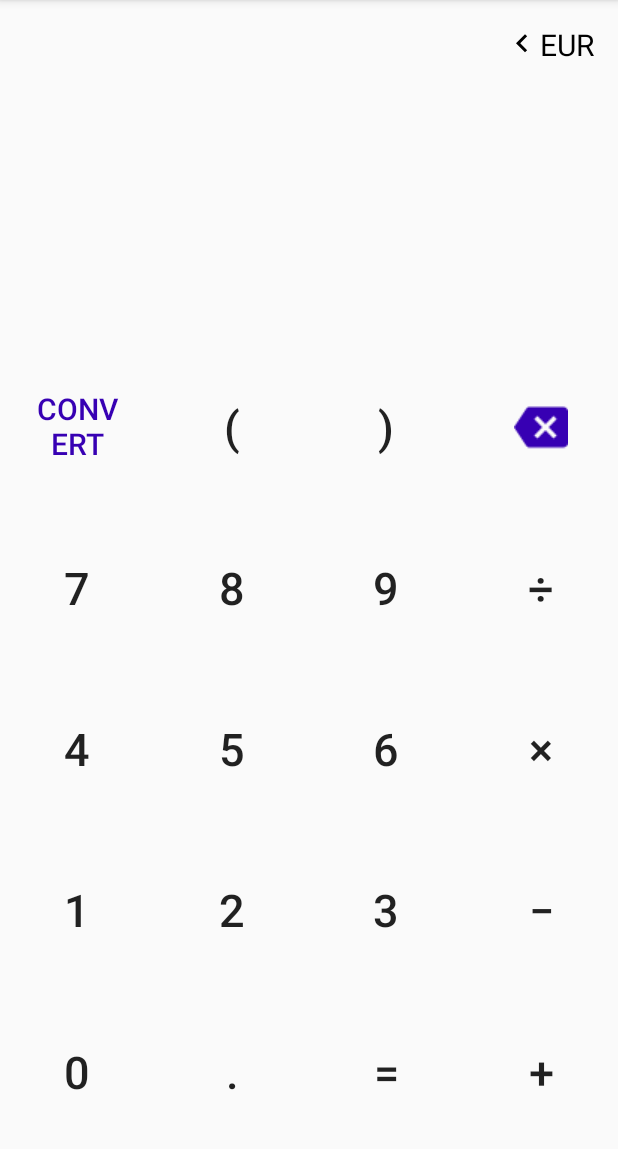
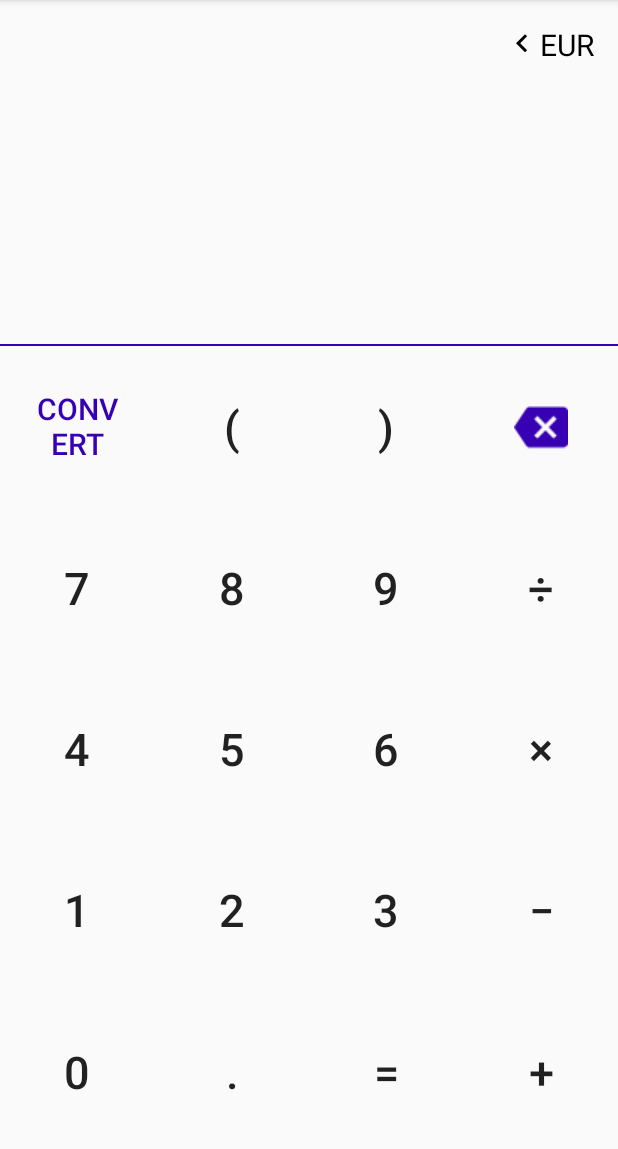
Before and after one commit to christos-christidis/christidis.christos.SimpleCalculator, an Android app: the screen it shows after launch (MainActivity), on a phone screen of 412 x 824 dp, the part 84-1233 px from its top. Run offline under Robolectric (Android 15) with nearby library versions, the phone set to English and light mode, and no system bars; our stand-ins replace data binding.

Commit message:
show loading on slow connection/disable touch while querying

```diff
--- a/app/build.gradle
+++ b/app/build.gradle
@@ -62,4 +62,6 @@ dependencies {
     implementation 'com.squareup.moshi:moshi:1.8.0'
     implementation 'com.squareup.moshi:moshi-kotlin:1.8.0'
     implementation 'androidx.recyclerview:recyclerview:1.1.0'
+
+    implementation 'androidx.cardview:cardview:1.0.0'
 }
--- a/app/src/main/java/com/christidischristos/simplecalculator/data/Repository.kt
+++ b/app/src/main/java/com/christidischristos/simplecalculator/data/Repository.kt
@@ -12,8 +12,6 @@ import java.text.SimpleDateFormat
 import java.util.*
 
 class Repository {
-    private var _timeLastSaved = 0
-
     fun fetchExchangeRates(
         onSuccess: (response: HistoricalRatesResponse) -> Unit,
         onError: (errorCode: Int) -> Unit,
--- a/app/src/main/java/com/christidischristos/simplecalculator/ui/MainActivity.kt
+++ b/app/src/main/java/com/christidischristos/simplecalculator/ui/MainActivity.kt
@@ -3,9 +3,11 @@ package com.christidischristos.simplecalculator.ui
 import android.animation.Animator
 import android.animation.AnimatorListenerAdapter
 import android.os.Bundle
+import android.os.Handler
 import android.view.View
 import android.widget.Toast
 import androidx.appcompat.app.AppCompatActivity
+import androidx.core.view.children
 import androidx.databinding.DataBindingUtil
 import androidx.lifecycle.Observer
 import androidx.lifecycle.ViewModelProvider
@@ -24,6 +26,8 @@ class MainActivity : AppCompatActivity() {
         const val STATE_BASE_CURRENCIES_VISIBLE = "state_base_currencies_visible"
     }
 
+    private val _handler = Handler()
+
     private val _viewModel: SimpleCalcViewModel by lazy { getViewModel() }
 
     override fun onCreate(savedInstanceState: Bundle?) {
@@ -35,7 +39,8 @@ class MainActivity : AppCompatActivity() {
         binding.lifecycleOwner = this
         binding.viewModel = _viewModel
 
-        setUpAllTheStuff()
+        setUpViews()
+        observeViewModel()
     }
 
     private fun getViewModel(): SimpleCalcViewModel {
@@ -43,7 +48,7 @@ class MainActivity : AppCompatActivity() {
         return ViewModelProvider(this, viewModelFactory).get(SimpleCalcViewModel::class.java)
     }
 
-    private fun setUpAllTheStuff() {
+    private fun setUpViews() {
         button_backspace.setOnLongClickListener {
             _viewModel.clearScreenForInput()
             true
@@ -55,11 +60,25 @@ class MainActivity : AppCompatActivity() {
             base_currencies_recycler_view.visibility = View.INVISIBLE
             _viewModel.changeBaseCurrency(it)
         }
+    }
 
+    private fun observeViewModel() {
         _viewModel.toastMessage.observe(this, Observer {
             it?.let {
                 _viewModel.toastMessageSeen()
                 MyToast.showToastCenter(this, it, Toast.LENGTH_LONG)
+            }
+        })
+        _viewModel.fetchingRates.observe(this, Observer {
+            if (it) {
+                disableTouch()
+                _handler.postDelayed({
+                    loading_card_view.visibility = View.VISIBLE
+                }, 2000)
+            } else {
+                _handler.removeCallbacksAndMessages(null)
+                loading_card_view.visibility = View.INVISIBLE
+                enableTouch()
             }
         })
     }
@@ -138,4 +157,16 @@ class MainActivity : AppCompatActivity() {
             })
         }
     }
+
+    private fun disableTouch() {
+        for (child in main_layout.children) {
+            child.setOnTouchListener { _, _ -> true }
+        }
+    }
+
+    private fun enableTouch() {
+        for (child in main_layout.children) {
+            child.setOnTouchListener(null)
+        }
+    }
 }
--- a/app/src/main/java/com/christidischristos/simplecalculator/viewmodels/SimpleCalcViewModel.kt
+++ b/app/src/main/java/com/christidischristos/simplecalculator/viewmodels/SimpleCalcViewModel.kt
@@ -33,6 +33,10 @@ class SimpleCalcViewModel(private val _app: Application) : ViewModel() {
     fun toastMessageSeen() {
         _toastMessage.value = null
     }
+
+    private val _fetchingRates = MutableLiveData(false)
+    val fetchingRates: LiveData<Boolean>
+        get() = _fetchingRates
 
     private var _state = MutableLiveData(CalcState.ENTERING_INPUT)
     val state: LiveData<CalcState>
@@ -128,6 +132,8 @@ class SimpleCalcViewModel(private val _app: Application) : ViewModel() {
             return
         }
 
+        _fetchingRates.value = true
+
         // I pass the methods I want to be called by the repository when it has a success, an error
         // or an exception. These lambdas are executed in the background thread by the repository.
         _repository.fetchExchangeRates({
@@ -135,10 +141,13 @@ class SimpleCalcViewModel(private val _app: Application) : ViewModel() {
             val rate = CurrencyUtils.computeExchangeRate(baseCurrency.value!!, targetCurrency, it)
             printResult(amount * rate)
             _baseCurrency.postValue(targetCurrency)
+            _fetchingRates.postValue(false)
         }, {
             printError(_app.getString(R.string.api_error, it))
+            _fetchingRates.postValue(false)
         }, {
             printError(_app.getString(R.string.network_error))
+            _fetchingRates.postValue(false)
         })
     }
 
--- a/app/src/main/res/layout-land/activity_main.xml
+++ b/app/src/main/res/layout-land/activity_main.xml
@@ -26,7 +26,8 @@
             app:layout_constraintEnd_toStartOf="@id/base_currency"
             app:layout_constraintTop_toTopOf="parent"
             tools:itemCount="6"
-            tools:listitem="@layout/base_currencies_list_item" />
+            tools:listitem="@layout/base_currencies_list_item"
+            tools:visibility="visible" />
 
         <TextView
             android:id="@+id/base_currency"
@@ -45,12 +46,19 @@
             android:id="@+id/screen"
             style="@style/Screen"
             android:text="@{viewModel.userStr}"
-            app:layout_constraintBottom_toTopOf="@id/guideline"
+            app:layout_constraintBottom_toTopOf="@id/divider"
             app:layout_constraintEnd_toEndOf="parent"
             app:layout_constraintStart_toStartOf="parent"
             app:layout_constraintTop_toBottomOf="@id/base_currency"
             app:text_color="@{viewModel.state}"
             tools:text="0" />
+
+        <View
+            android:id="@+id/divider"
+            android:layout_width="match_parent"
+            android:layout_height="1dp"
+            android:background="@color/colorPrimaryDark"
+            app:layout_constraintBottom_toTopOf="@id/guideline" />
 
         <androidx.constraintlayout.widget.Guideline
             android:id="@+id/guideline"
@@ -264,5 +272,19 @@
             app:layout_constraintEnd_toEndOf="parent"
             app:layout_constraintStart_toEndOf="@id/button_equals"
             app:layout_constraintTop_toBottomOf="@+id/button_sub" />
+
+        <androidx.cardview.widget.CardView
+            android:id="@+id/loading_card_view"
+            style="@style/LoadindCardView"
+            app:cardElevation="20dp"
+            app:layout_constraintBottom_toBottomOf="parent"
+            app:layout_constraintStart_toStartOf="parent"
+            tools:visibility="visible">
+
+            <TextView
+                style="@style/LoadingTextView"
+                app:layout_constraintBottom_toBottomOf="parent"
+                app:layout_constraintStart_toStartOf="parent" />
+        </androidx.cardview.widget.CardView>
     </androidx.constraintlayout.widget.ConstraintLayout>
 </layout>
--- a/app/src/main/res/layout/activity_main.xml
+++ b/app/src/main/res/layout/activity_main.xml
@@ -26,7 +26,8 @@
             app:layout_constraintEnd_toStartOf="@id/base_currency"
             app:layout_constraintTop_toTopOf="parent"
             tools:itemCount="6"
-            tools:listitem="@layout/base_currencies_list_item" />
+            tools:listitem="@layout/base_currencies_list_item"
+            tools:visibility="visible" />
 
         <TextView
             android:id="@+id/base_currency"
@@ -45,12 +46,19 @@
             android:id="@+id/screen"
             style="@style/Screen"
             android:text="@{viewModel.userStr}"
-            app:layout_constraintBottom_toTopOf="@id/guideline"
+            app:layout_constraintBottom_toTopOf="@id/divider"
             app:layout_constraintEnd_toEndOf="parent"
             app:layout_constraintStart_toStartOf="parent"
             app:layout_constraintTop_toBottomOf="@id/base_currency"
             app:text_color="@{viewModel.state}"
             tools:text="0" />
+
+        <View
+            android:id="@+id/divider"
+            android:layout_width="match_parent"
+            android:layout_height="1dp"
+            android:background="@color/colorPrimaryDark"
+            app:layout_constraintBottom_toTopOf="@id/guideline" />
 
         <androidx.constraintlayout.widget.Guideline
             android:id="@+id/guideline"
@@ -264,5 +272,19 @@
             app:layout_constraintEnd_toEndOf="parent"
             app:layout_constraintStart_toEndOf="@id/button_equals"
             app:layout_constraintTop_toBottomOf="@+id/button_sub" />
+
+        <androidx.cardview.widget.CardView
+            android:id="@+id/loading_card_view"
+            style="@style/LoadindCardView"
+            app:cardElevation="20dp"
+            app:layout_constraintBottom_toBottomOf="parent"
+            app:layout_constraintStart_toStartOf="parent"
+            tools:visibility="visible">
+
+            <TextView
+                style="@style/LoadingTextView"
+                app:layout_constraintBottom_toBottomOf="parent"
+                app:layout_constraintStart_toStartOf="parent" />
+        </androidx.cardview.widget.CardView>
     </androidx.constraintlayout.widget.ConstraintLayout>
 </layout>
--- a/app/src/main/res/values/strings.xml
+++ b/app/src/main/res/values/strings.xml
@@ -35,4 +35,5 @@
     <string name="cad">CAD (Canadian Dollar)</string>
     <string name="chf">CHF (Swiss Franc)</string>
     <string name="currency_flag">Currency flag</string>
+    <string name="waiting_for_fixer">Waiting for Fixer.io…</string>
 </resources>
--- a/app/src/main/res/values/styles.xml
+++ b/app/src/main/res/values/styles.xml
@@ -39,11 +39,25 @@
         <item name="android:layout_width">0dp</item>
         <item name="android:layout_height">0dp</item>
         <item name="android:gravity">center_vertical|end</item>
-        <item name="android:textSize">30sp</item>
         <item name="android:paddingStart">@dimen/screen_padding_start</item>
         <item name="android:paddingEnd">@dimen/screen_padding_end</item>
         <item name="android:paddingTop">@dimen/screen_padding_top</item>
         <item name="android:paddingBottom">@dimen/screen_padding_bottom</item>
+        <item name="android:textSize">30sp</item>
         <item name="android:textColor">@android:color/black</item>
     </style>
+
+    <style name="LoadindCardView">
+        <item name="android:layout_width">wrap_content</item>
+        <item name="android:layout_height">wrap_content</item>
+        <item name="android:visibility">invisible</item>
+    </style>
+
+    <style name="LoadingTextView">
+        <item name="android:layout_width">match_parent</item>
+        <item name="android:layout_height">match_parent</item>
+        <item name="android:paddingStart">8dp</item>
+        <item name="android:text">@string/waiting_for_fixer</item>
+        <item name="android:textSize">20sp</item>
+    </style>
 </resources>
```
